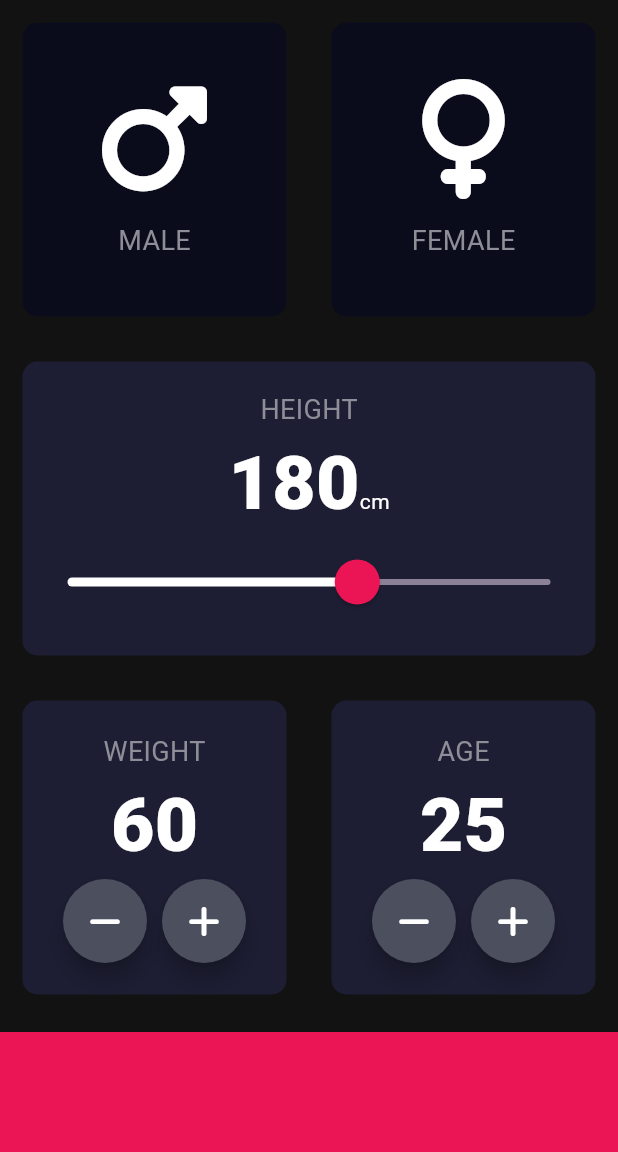
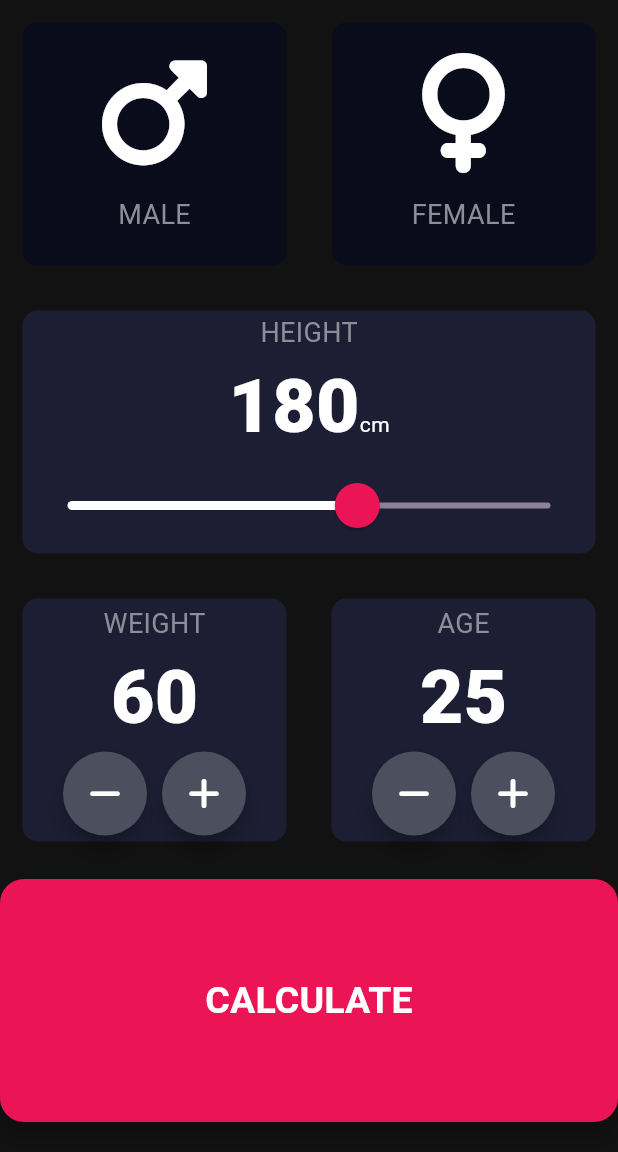
Before and after one commit to muhanangmahrub/bmi_calculator, a Flutter app: the screen it shows after launch, on a phone screen of 412 x 824 dp, the part 84-1236 px from its top. Run offline on Flutter 3.47's test engine with Material 3 defaults, Android fonts, the phone set to English and light mode, and no system bars; our stand-ins replace font_awesome_flutter.

Commit message:
final features

```diff
--- /dev/null
+++ b/lib/calculator_brain.dart
@@ -0,0 +1,36 @@
+import 'dart:math';
+
+class CalculatorBrain {
+  CalculatorBrain({
+    required this.height,
+    required this.weight,
+  });
+  final int height;
+  final int weight;
+  double _bmi = 0.0;
+
+  String calculateBMI() {
+    _bmi = weight / pow(height / 100, 2);
+    return _bmi.toStringAsFixed(1);
+  }
+
+  String getResult() {
+    if (_bmi >= 25) {
+      return 'Overweight';
+    } else if (_bmi >= 18.5) {
+      return 'Normal';
+    } else {
+      return 'Underweight';
+    }
+  }
+
+  String getInterpretation() {
+    if (_bmi >= 25) {
+      return 'You have a higher than normal body weight. Try to exercise more.';
+    } else if (_bmi >= 18.5) {
+      return 'You have a normal body weight. Good job!';
+    } else {
+      return 'You have a lower than normal body weight. You can eat a bit more.';
+    }
+  }
+}
--- /dev/null
+++ b/lib/components/bottom_button.dart
@@ -0,0 +1,29 @@
+import 'package:flutter/material.dart';
+import 'package:bmi_calculator_flutter/constants.dart';
+
+class BottomButton extends StatelessWidget {
+  const BottomButton(
+      {super.key, required this.onPressed, required this.titleButton});
+
+  final VoidCallback onPressed;
+  final String titleButton;
+
+  @override
+  Widget build(BuildContext context) {
+    return Container(
+      // color: kLightColour,
+      margin: const EdgeInsets.only(top: 10.0),
+      padding: const EdgeInsets.only(bottom: 20.0),
+      width: double.infinity,
+      height: kBottomContainerHeight,
+      child: FloatingActionButton(
+        backgroundColor: kLightColour,
+        onPressed: onPressed,
+        child: Text(
+          titleButton,
+          style: kLargeButtonTextStyle,
+        ),
+      ),
+    );
+  }
+}
--- a/lib/card_child.dart
+++ b/lib/components/card_child.dart
@@ -1,5 +1,5 @@
 import 'package:flutter/material.dart';
-import 'constants.dart';
+import '../constants.dart';
 
 class CardChild extends StatelessWidget {
   const CardChild({super.key, required this.textIcon, required this.iconChild});
--- a/lib/reusable_card.dart
+++ b/lib/components/reusable_card.dart
@@ -1,10 +1,9 @@
 import 'package:flutter/material.dart';
 
 class ReusableCard extends StatelessWidget {
-  const ReusableCard(
-      {super.key, required this.colour, this.cardChild, this.onPress});
+  const ReusableCard({super.key, this.colour, this.cardChild, this.onPress});
 
-  final Color colour;
+  final Color? colour;
   final Widget? cardChild;
   final VoidCallback? onPress;
 
--- /dev/null
+++ b/lib/components/round_icon_button.dart
@@ -0,0 +1,21 @@
+import 'package:flutter/material.dart';
+
+class RoundIconButton extends StatelessWidget {
+  const RoundIconButton(
+      {super.key, required this.icon, required this.onPressed});
+
+  final IconData icon;
+  final VoidCallback onPressed;
+
+  @override
+  Widget build(BuildContext context) {
+    return RawMaterialButton(
+      onPressed: onPressed,
+      shape: const CircleBorder(),
+      fillColor: const Color(0xFF4C4F5E),
+      constraints: const BoxConstraints.tightFor(width: 56.0, height: 56.0),
+      elevation: 6.0,
+      child: Icon(icon),
+    );
+  }
+}
--- a/lib/main.dart
+++ b/lib/main.dart
@@ -1,6 +1,6 @@
 import 'package:bmi_calculator_flutter/constants.dart';
 import 'package:flutter/material.dart';
-import 'input_page.dart';
+import 'screens/input_page.dart';
 
 void main() {
   runApp(const BMICalculator());
--- a/lib/input_page.dart
+++ b/lib/screens/input_page.dart
@@ -1,8 +1,12 @@
+import 'package:bmi_calculator_flutter/calculator_brain.dart';
+import 'package:bmi_calculator_flutter/screens/results_page.dart';
 import 'package:flutter/material.dart';
 import 'package:font_awesome_flutter/font_awesome_flutter.dart';
-import 'reusable_card.dart';
-import 'card_child.dart';
-import 'constants.dart';
+import '../components/reusable_card.dart';
+import '../components/card_child.dart';
+import '../constants.dart';
+import '../components/round_icon_button.dart';
+import '../components/bottom_button.dart';
 
 enum Gender { male, female }
 
@@ -27,6 +31,7 @@ class _InputPageState extends State<InputPage> {
         title: const Text('BMI Calculator'),
       ),
       body: Column(
+        crossAxisAlignment: CrossAxisAlignment.stretch,
         children: [
           Expanded(
               child: Row(
@@ -202,34 +207,27 @@ class _InputPageState extends State<InputPage> {
               ),
             ],
           )),
-          Container(
-            color: kLightColour,
-            margin: const EdgeInsets.only(top: 10.0),
-            width: double.infinity,
-            height: kBottomContainerHeight,
+          Expanded(
+            child: BottomButton(
+              onPressed: () {
+                CalculatorBrain calc =
+                    CalculatorBrain(height: height, weight: weight);
+                Navigator.push(
+                  context,
+                  MaterialPageRoute(
+                    builder: (context) => ResultsPage(
+                      bmiResult: calc.calculateBMI(),
+                      resultText: calc.getResult(),
+                      interpretation: calc.getInterpretation(),
+                    ),
+                  ),
+                );
+              },
+              titleButton: 'CALCULATE',
+            ),
           )
         ],
       ),
     );
   }
 }
-
-class RoundIconButton extends StatelessWidget {
-  const RoundIconButton(
-      {super.key, required this.icon, required this.onPressed});
-
-  final IconData icon;
-  final VoidCallback onPressed;
-
-  @override
-  Widget build(BuildContext context) {
-    return RawMaterialButton(
-      onPressed: onPressed,
-      shape: const CircleBorder(),
-      fillColor: const Color(0xFF4C4F5E),
-      constraints: const BoxConstraints.tightFor(width: 56.0, height: 56.0),
-      elevation: 6.0,
-      child: Icon(icon),
-    );
-  }
-}
```
Also changed, not shown: lib/constants.dart (+15 -0 lines), lib/screens/results_page.dart (added, +69 -0 lines).
